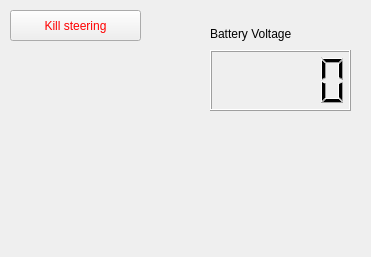
First picture: the form in resource/Controls.ui, repository CJTRobotics/rqt_controls, before the edit.
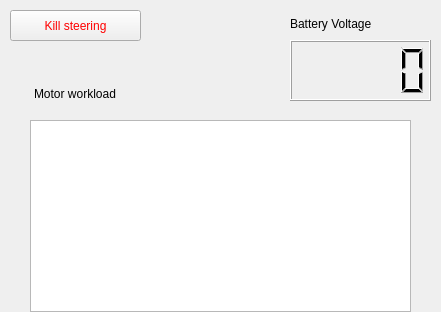
Second picture: the form after the edit.

Commit message: Add QTableView to Ui for displaying motor workload

```diff
--- a/resource/Controls.ui
+++ b/resource/Controls.ui
@@ -6,8 +6,8 @@
    <rect>
     <x>0</x>
     <y>0</y>
-    <width>371</width>
-    <height>257</height>
+    <width>441</width>
+    <height>312</height>
    </rect>
   </property>
   <property name="windowTitle">
@@ -38,8 +38,8 @@
   <widget class="QLCDNumber" name="BatteryPanel">
    <property name="geometry">
     <rect>
-     <x>210</x>
-     <y>50</y>
+     <x>290</x>
+     <y>40</y>
      <width>141</width>
      <height>61</height>
     </rect>
@@ -48,8 +48,8 @@
   <widget class="QLabel" name="BatteryLabel">
    <property name="geometry">
     <rect>
-     <x>210</x>
-     <y>20</y>
+     <x>290</x>
+     <y>10</y>
      <width>141</width>
      <height>27</height>
     </rect>
@@ -58,6 +58,29 @@
     <string>Battery Voltage</string>
    </property>
   </widget>
+  <widget class="QLabel" name="MotorLabel">
+   <property name="geometry">
+    <rect>
+     <x>34</x>
+     <y>80</y>
+     <width>201</width>
+     <height>27</height>
+    </rect>
+   </property>
+   <property name="text">
+    <string>Motor workload</string>
+   </property>
+  </widget>
+  <widget class="QTableView" name="MotorTable">
+   <property name="geometry">
+    <rect>
+     <x>30</x>
+     <y>120</y>
+     <width>381</width>
+     <height>192</height>
+    </rect>
+   </property>
+  </widget>
  </widget>
  <resources/>
  <connections/>
```
